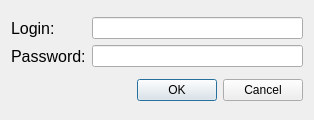
First picture: the form in src/app/authdialog.ui, repository trygogins/rosa-cloud, before the edit.
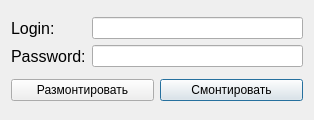
Second picture: the form after the edit.

What changed in the file:
```diff
--- a/src/app/authdialog.ui
+++ b/src/app/authdialog.ui
@@ -59,14 +59,28 @@
     </layout>
    </item>
    <item>
-    <widget class="QDialogButtonBox" name="buttonBox">
-     <property name="orientation">
-      <enum>Qt::Horizontal</enum>
-     </property>
-     <property name="standardButtons">
-      <set>QDialogButtonBox::Cancel|QDialogButtonBox::Ok</set>
-     </property>
-    </widget>
+    <layout class="QHBoxLayout" name="horizontalLayout">
+     <item>
+      <widget class="QPushButton" name="pushButton_2">
+       <property name="text">
+        <string>Размонтировать</string>
+       </property>
+       <property name="default">
+        <bool>false</bool>
+       </property>
+      </widget>
+     </item>
+     <item>
+      <widget class="QPushButton" name="pushButton">
+       <property name="text">
+        <string>Смонтировать</string>
+       </property>
+       <property name="default">
+        <bool>true</bool>
+       </property>
+      </widget>
+     </item>
+    </layout>
    </item>
   </layout>
  </widget>
```
Left out of the diff: 35 changed lines with no effect on the pictures.
